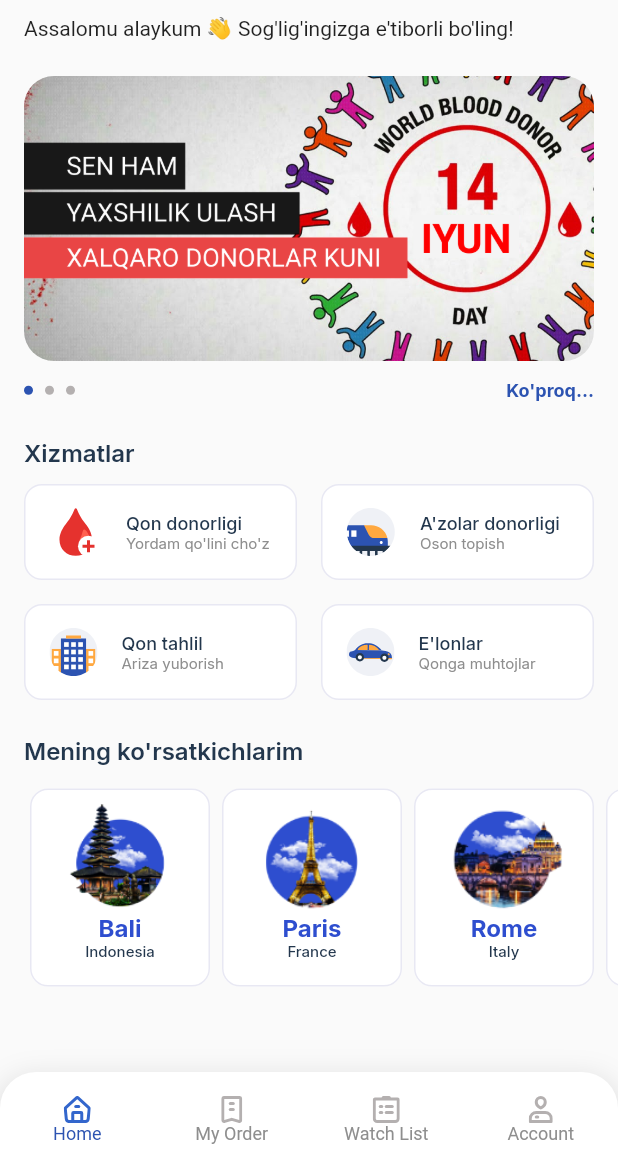
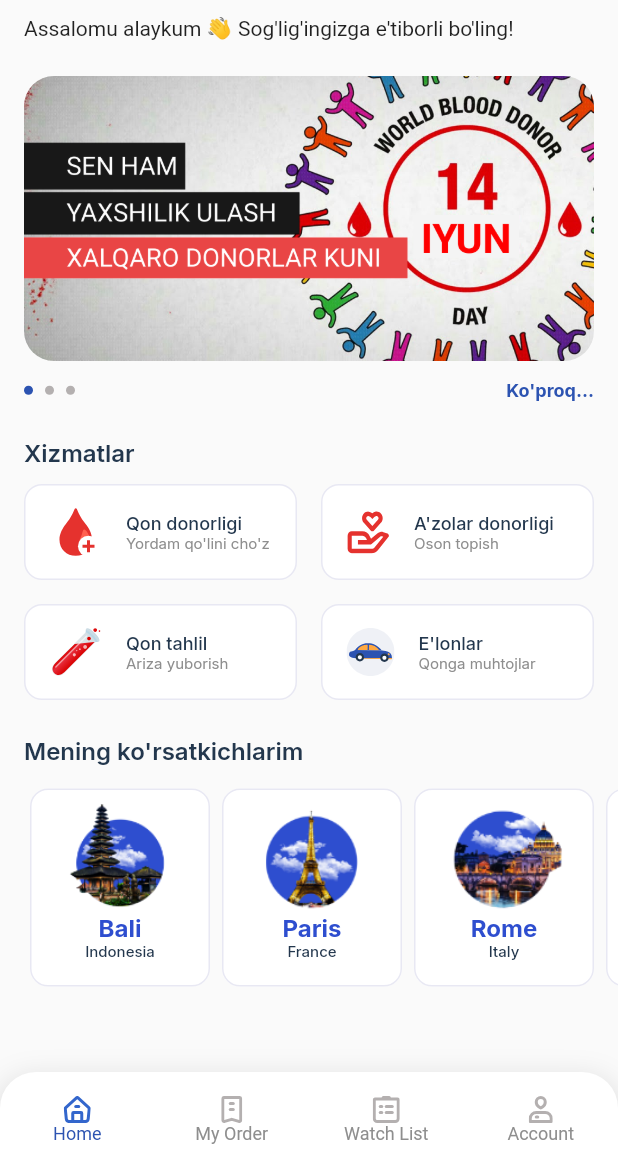
Before and after one commit to CreatorNSL/urban.tech.uz-WeMight, a Flutter app: the screen it shows after launch, on a phone screen of 412 x 824 dp, the part 68-1236 px from its top. Run offline on Flutter 3.47's test engine with Material 2 defaults, Android fonts, the phone set to English and light mode, and no system bars; our stand-ins replace flutter_svg, flutter_swiper, google_fonts, lottie.

Commit message:
Kontent qismlari kiritildi

```diff
--- a/lib/screens/home_screen.dart
+++ b/lib/screens/home_screen.dart
@@ -152,7 +152,7 @@ class _HomeScreenState extends State<HomeScreen> {
                           child: Row(
                             children: <Widget>[
                               SvgPicture.asset(
-                                'assets/svg/service_flight_icon.svg',
+                                'assets/svg/1.svg',
                                 fit: BoxFit.fill,
                               ),
                               Padding(
@@ -189,7 +189,7 @@ class _HomeScreenState extends State<HomeScreen> {
                           child: Row(
                             children: <Widget>[
                               SvgPicture.asset(
-                                'assets/svg/service_train_icon.svg',
+                                'assets/svg/2.svg',
                                 fit: BoxFit.contain,
                               ),
                               Padding(
@@ -233,7 +233,7 @@ class _HomeScreenState extends State<HomeScreen> {
                           child: Row(
                             children: <Widget>[
                               SvgPicture.asset(
-                                'assets/svg/service_hotel_icon.svg',
+                                'assets/svg/3.svg',
                                 fit: BoxFit.contain,
                               ),
                               Padding(
```
Also changed, not shown: assets/svg/1.svg (renamed from assets/svg/service_flight_icon.svg), assets/svg/2.svg (added), assets/svg/3.svg (added), pubspec.lock.
